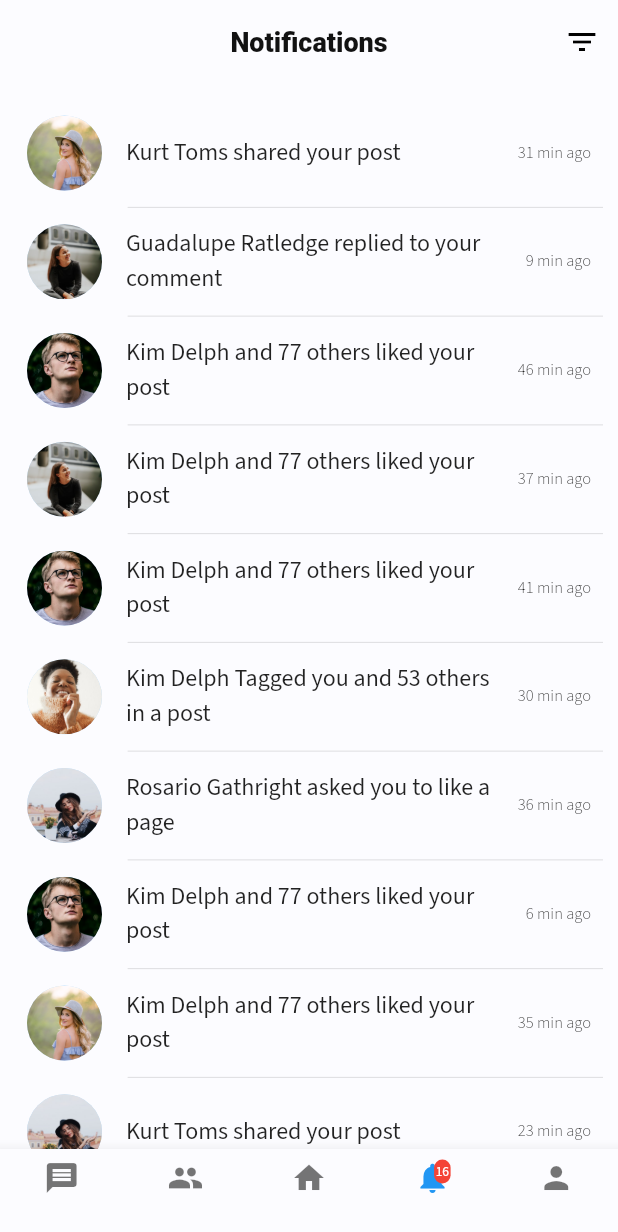
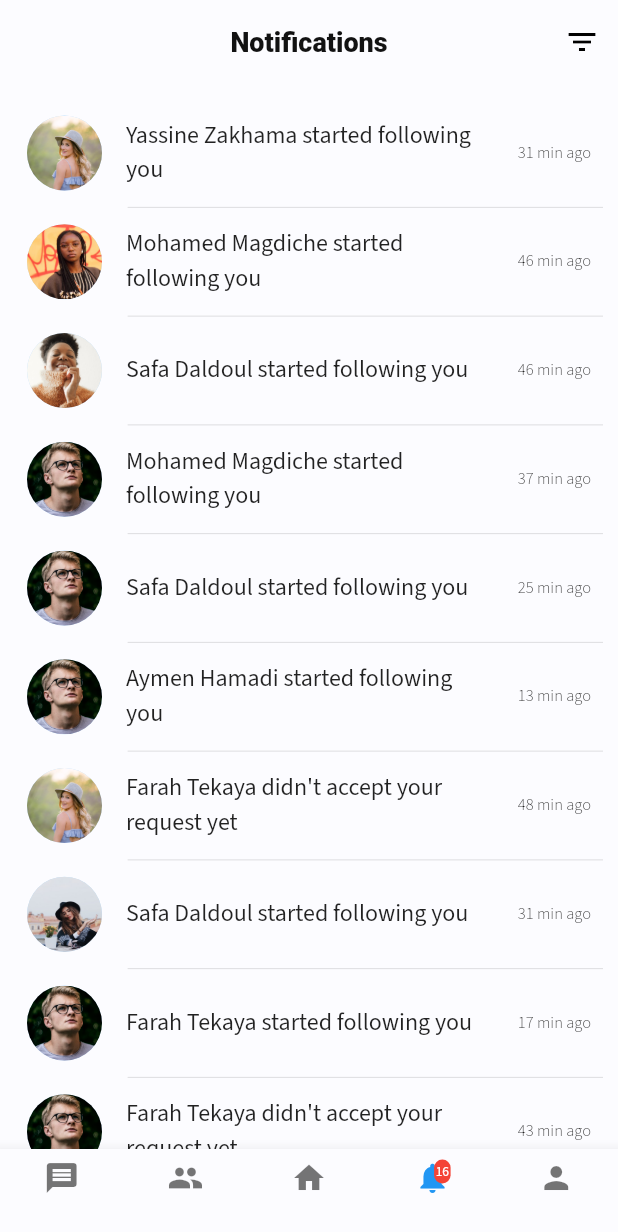
Before and after one commit to hadillajili/lengageApp, a Flutter app: the screen it shows once a user with an empty profile is signed in, swiped to page 4, on a phone screen of 412 x 824 dp. Shown: the top 1232 px of the screen. Run offline on Flutter 3.47's test engine with Material 2 defaults, Android fonts, the phone set to English and light mode, and no system bars; our stand-ins replace cloud_firestore, firebase_auth, firebase_core, flutter_local_notifications, flutter_staggered_animations, google_fonts and 1 more; missing offline and left inert: translator; accounts and stored records are empty.

Commit message:
change images and add post name

```diff
--- a/lib/util/data.dart
+++ b/lib/util/data.dart
@@ -2,17 +2,17 @@ import 'dart:math';
 
 Random random = Random();
 List names = [
-  "Ling Waldner",
-  "Gricelda Barrera",
-  "Lenard Milton",
-  "Bryant Marley",
-  "Rosalva Sadberry",
-  "Guadalupe Ratledge",
-  "Brandy Gazda",
-  "Kurt Toms",
-  "Rosario Gathright",
-  "Kim Delph",
-  "Stacy Christensen",
+  "Hadil Lajili",
+  "Farah Tekaya",
+  "Cyrine Gammoudi",
+  "Aymen Hamadi",
+  "Amani Miled",
+  "Mohamed Magdiche",
+  "Ines Bousrih",
+  "Yassine Zakhama",
+  "Wided oueslati",
+  "Safa Daldoul",
+  "Yosra Letaif",
 ];
 
 List messages = [
@@ -30,16 +30,16 @@ List messages = [
 ];
 
 List notifs = [
-  "${names[random.nextInt(10)]} and ${random.nextInt(100)} others liked your post",
-  "${names[random.nextInt(10)]} mentioned you in a comment",
-  "${names[random.nextInt(10)]} shared your post",
-  "${names[random.nextInt(10)]} commented on your post",
-  "${names[random.nextInt(10)]} replied to your comment",
-  "${names[random.nextInt(10)]} reacted to your comment",
-  "${names[random.nextInt(10)]} asked you to join a Group️",
-  "${names[random.nextInt(10)]} asked you to like a page",
-  "You have memories with ${names[random.nextInt(10)]}",
-  "${names[random.nextInt(10)]} Tagged you and ${random.nextInt(100)} others in a post",
+  "${names[random.nextInt(10)]} started following you",
+  "${names[random.nextInt(10)]} didn't accept your request yet",
+  "${names[random.nextInt(10)]} Sent you a messsage",
+  "${names[random.nextInt(10)]} started following you",
+  "${names[random.nextInt(10)]} started following you",
+  "${names[random.nextInt(10)]} started following you",
+  "${names[random.nextInt(10)]} started following you",
+  "${names[random.nextInt(10)]} didn't accept your request yet",
+  "${names[random.nextInt(10)]} didn't accept your request yet",
+  "${names[random.nextInt(10)]} started following you",
   "${names[random.nextInt(10)]} Sent you a friend request",
 ];
 
@@ -58,7 +58,7 @@ List posts = List.generate(
           "name": names[random.nextInt(10)],
           "dp": "assets/images/cm${random.nextInt(10)}.jpeg",
           "time": "${random.nextInt(50)} min ago",
-          "img": "assets/images/cm${random.nextInt(10)}.jpeg"
+          "img": "assets/images/dm${random.nextInt(10)}.jpg"
         });
 
 List chats = List.generate(
--- a/lib/views/screens/profile.dart
+++ b/lib/views/screens/profile.dart
@@ -92,7 +92,7 @@ class _ProfileState extends State<Profile> {
                   return Padding(
                     padding: EdgeInsets.all(5.0),
                     child: Image.asset(
-                      "assets/images/cm${random.nextInt(10)}.jpeg",
+                      "assets/images/dm${random.nextInt(10)}.jpg",
                       fit: BoxFit.cover,
                     ),
                   );
```
Also changed, not shown: lib/views/widgets/post_item.dart (+8 -0 lines), assets/images/dm0.jpg (added), assets/images/dm1.jpg (added), assets/images/dm2.jpg (added), assets/images/dm3.jpg (added), assets/images/dm4.jpg (added), assets/images/dm5.jpg (added), assets/images/dm6.jpg (added), assets/images/dm7.jpg (added), assets/images/dm8.jpg (added), assets/images/dm9.jpg (added).
